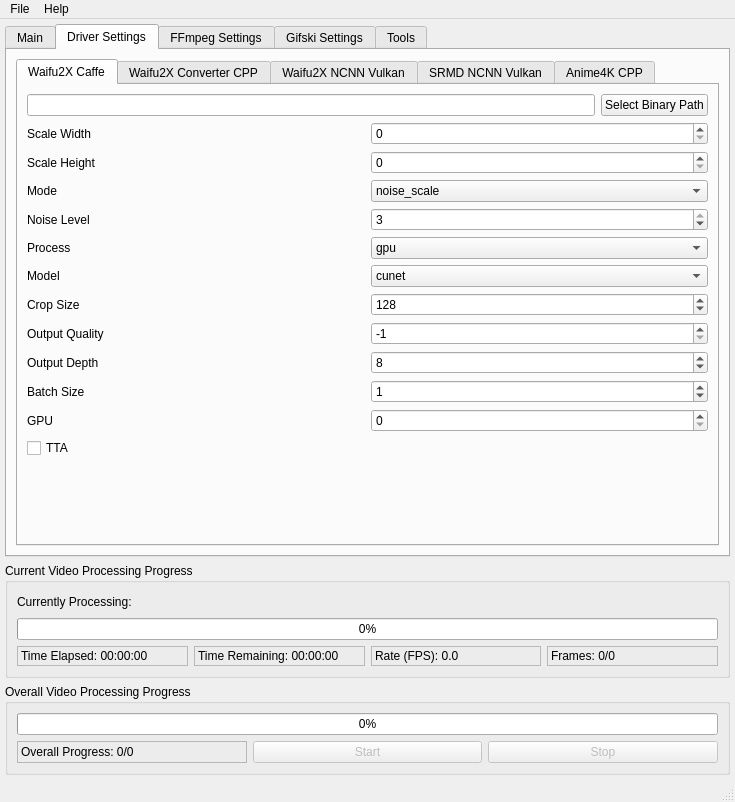
Old version of the form src/video2x_gui.ui in the repository k4yt3x/video2x.
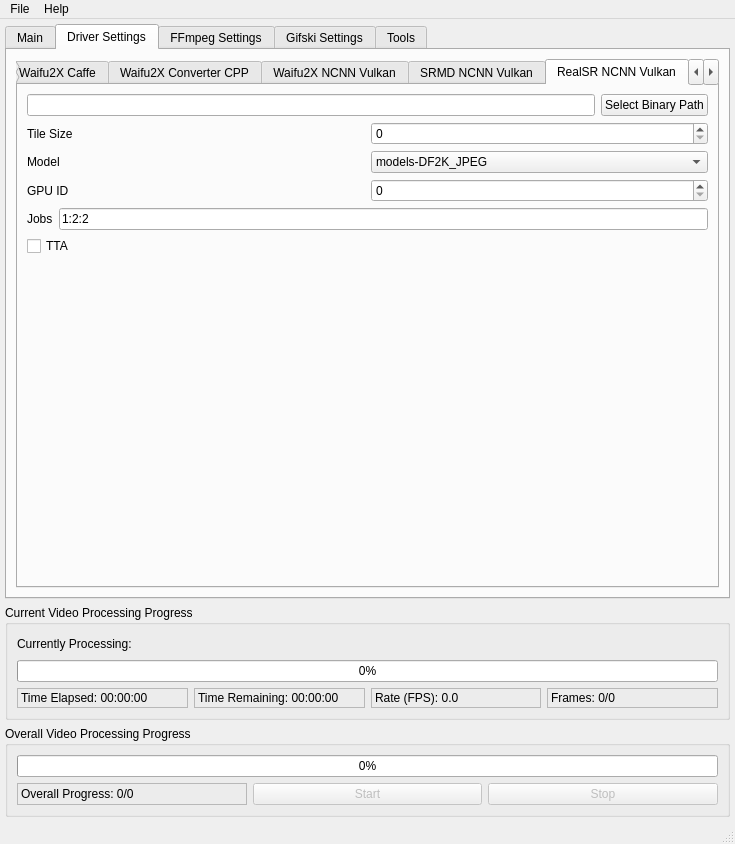
New version of the form. The open tabs and pages were chosen to show the change.

Commit message: added RealSR NCNN Vulkan support

Patch:
```diff
--- a/src/video2x_gui.ui
+++ b/src/video2x_gui.ui
@@ -7,7 +7,7 @@
     <x>0</x>
     <y>0</y>
     <width>673</width>
-    <height>802</height>
+    <height>844</height>
    </rect>
   </property>
   <property name="acceptDrops">
@@ -1384,6 +1384,131 @@
             </item>
            </layout>
           </widget>
+          <widget class="QWidget" name="realsrNcnnVulkanTab">
+           <attribute name="title">
+            <string>RealSR NCNN Vulkan</string>
+           </attribute>
+           <layout class="QVBoxLayout" name="verticalLayout_34">
+            <item>
+             <layout class="QHBoxLayout" name="realsrNcnnVulkanPathHorizontalLayout">
+              <item>
+               <widget class="QLineEdit" name="realsrNcnnVulkanPathLineEdit"/>
+              </item>
+              <item>
+               <widget class="QPushButton" name="realsrNcnnVulkanPathSelectButton">
+                <property name="text">
+                 <string>Select Binary Path</string>
+                </property>
+               </widget>
+              </item>
+             </layout>
+            </item>
+            <item>
+             <layout class="QHBoxLayout" name="realsrNcnnVulkanTileSizeHorizontalLayout">
+              <item>
+               <widget class="QLabel" name="realsrNcnnVulkanTileSizeLabel">
+                <property name="text">
+                 <string>Tile Size</string>
+                </property>
+               </widget>
+              </item>
+              <item>
+               <widget class="QSpinBox" name="realsrNcnnVulkanTileSizeSpinBox">
+                <property name="minimum">
+                 <number>0</number>
+                </property>
+                <property name="maximum">
+                 <number>99999</number>
+                </property>
+                <property name="value">
+                 <number>0</number>
+                </property>
+               </widget>
+              </item>
+             </layout>
+            </item>
+            <item>
+             <layout class="QHBoxLayout" name="realsrNcnnVulkanModelHorizontalLayout">
+              <item>
+               <widget class="QLabel" name="realsrNcnnVulkanModelLabel">
+                <property name="text">
+                 <string>Model</string>
+                </property>
+               </widget>
+              </item>
+              <item>
+               <widget class="QComboBox" name="realsrNcnnVulkanModelComboBox">
+                <property name="toolTip">
+                 <string>&lt;html&gt;&lt;head/&gt;&lt;body&gt;&lt;p&gt;If the input file contains very little noise, DF2K will produce sharper outputs.&lt;/p&gt;&lt;p&gt;However, if the input is noisy, DF2K might produce artifacts. DF2K_JPEG will then be preferred.&lt;/p&gt;&lt;/body&gt;&lt;/html&gt;</string>
+                </property>
+                <item>
+                 <property name="text">
+                  <string>models-DF2K_JPEG</string>
+                 </property>
+                </item>
+                <item>
+                 <property name="text">
+                  <string>models-DF2K</string>
+                 </property>
+                </item>
+               </widget>
+              </item>
+             </layout>
+            </item>
+            <item>
+             <layout class="QHBoxLayout" name="realsrNcnnVulkanGpuIdHorizontalLayout">
+              <item>
+               <widget class="QLabel" name="realsrNcnnVulkanGpuIdLabel">
+                <property name="text">
+                 <string>GPU ID</string>
+                </property>
+               </widget>
+              </item>
+              <item>
+               <widget class="QSpinBox" name="realsrNcnnVulkanGpuIdSpinBox"/>
+              </item>
+             </layout>
+            </item>
+            <item>
+             <layout class="QHBoxLayout" name="realsrNcnnVulkanJobsHorizontalLayout">
+              <item>
+               <widget class="QLabel" name="realsrNcnnVulkanJobsLabel">
+                <property name="text">
+                 <string>Jobs</string>
+                </property>
+               </widget>
+              </item>
+              <item>
+               <widget class="QLineEdit" name="realsrNcnnVulkanJobsLineEdit">
+                <property name="text">
+                 <string>1:2:2</string>
+                </property>
+               </widget>
+              </item>
+             </layout>
+            </item>
+            <item>
+             <widget class="QCheckBox" name="realsrNcnnVulkanTtaCheckBox">
+              <property name="text">
+               <string>TTA</string>
+              </property>
+             </widget>
+            </item>
+            <item>
+             <spacer name="realsrNcnnVulkanVerticalSpacer">
+              <property name="orientation">
+               <enum>Qt::Vertical</enum>
+              </property>
+              <property name="sizeHint" stdset="0">
+               <size>
+                <width>20</width>
+                <height>331</height>
+               </size>
+              </property>
+             </spacer>
+            </item>
+           </layout>
+          </widget>
           <widget class="QWidget" name="anime4kCppTab">
            <attribute name="title">
             <string>Anime4K CPP</string>
```
Left out of the diff: 5 changed lines with no effect on the pictures. The commit also changes 5 other files.
